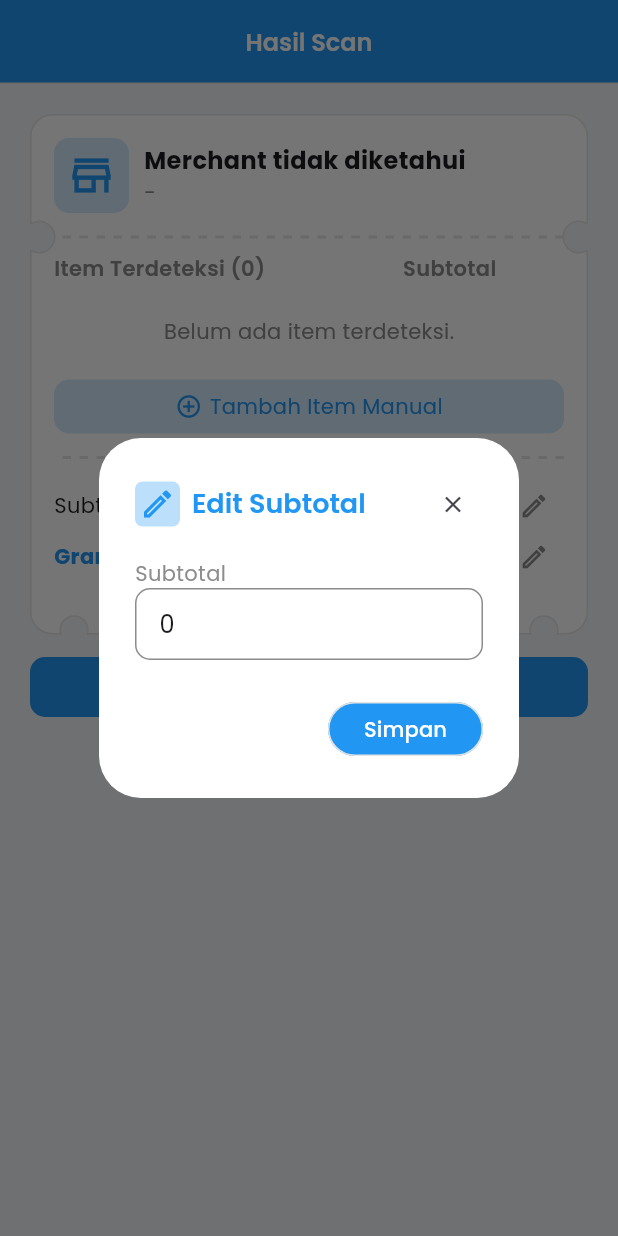
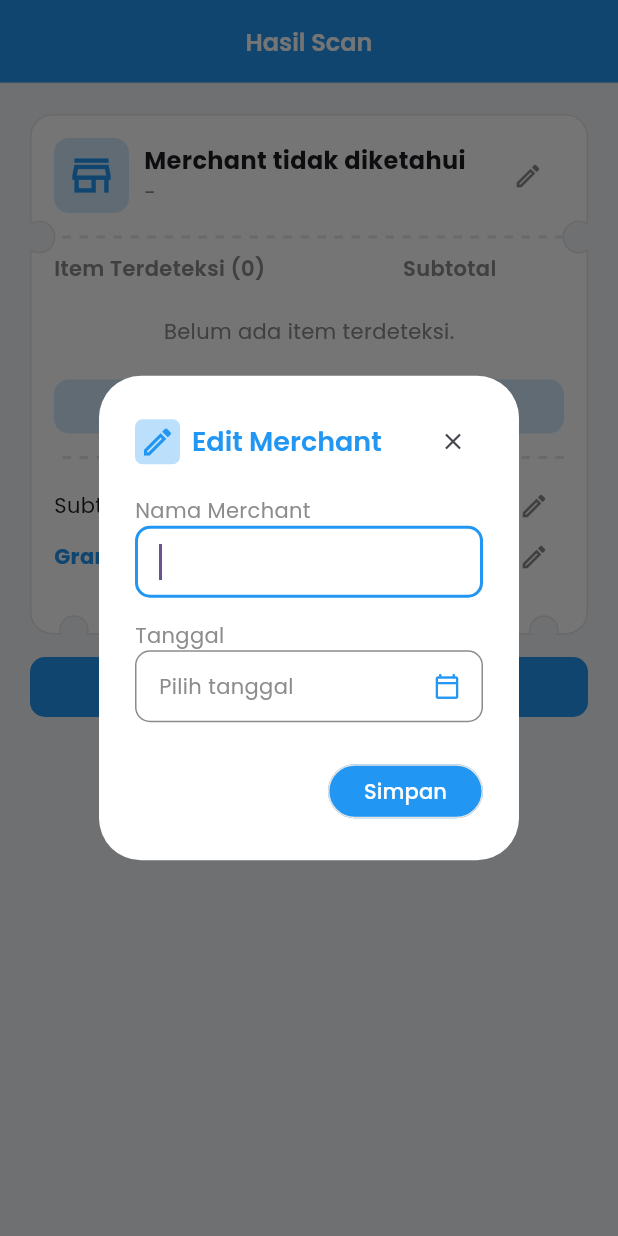
Before and after one commit to derisstrict/billin, a Flutter app: the HasilScan screen opened directly with empty values, after a tap on the "edit" icon, on a phone screen of 412 x 824 dp. Run offline on Flutter 3.47's test engine with Material 3 defaults, Android fonts, the phone set to English and light mode, and no system bars; our stand-ins replace dio, flutter_animate, google_fonts, material_symbols_icons, remixicon, shared_preferences and 1 more; missing offline and left inert: google_mlkit_document_scanner; accounts and stored records are empty.

Commit message:
Add the ability to edit merchant's name and receipt date

```diff
--- a/lib/hasil_scan/hasil_scan.dart
+++ b/lib/hasil_scan/hasil_scan.dart
@@ -2,6 +2,7 @@ import 'package:billin/common/c_app_bar.dart';
 import 'package:billin/common/c_colors.dart';
 import 'package:billin/common/c_container.dart';
 import 'package:billin/common/currency_formatter.dart';
+import 'package:billin/common/date_formatter.dart';
 import 'package:billin/hasil_scan/item_card.dart';
 import 'package:billin/model/receipt.dart';
 import 'package:billin/model/receipt_validation.dart';
@@ -65,6 +66,26 @@ class _HasilScanState extends State<HasilScan> {
     }
     setState(() {
       _receipt = _receipt.copyWith(items: updatedItems);
+    });
+  }
+
+  Future<void> _editMerchantInfo() async {
+    final updated = await showDialog<_EditMerchantResult>(
+      context: context,
+      builder: (_) => _EditMerchantDialog(
+        initialName: _receipt.merchantName,
+        initialDate: _receipt.date,
+      ),
+    );
+    if (updated == null || !mounted) {
+      return;
+    }
+
+    setState(() {
+      _receipt = _receipt.copyWith(
+        merchantName: updated.merchantName,
+        date: updated.date,
+      );
     });
   }
 
@@ -199,7 +220,8 @@ class _HasilScanState extends State<HasilScan> {
                                 color: CColors.accent,
                               ),
                             ),
-                            Column(
+                            Expanded(
+                              child: Column(
                                 crossAxisAlignment: CrossAxisAlignment.start,
                                 children: [
                                   Text(
@@ -222,6 +244,15 @@ class _HasilScanState extends State<HasilScan> {
                                     ),
                                   ),
                                 ],
+                              ),
+                            ),
+                            IconButton(
+                              onPressed: _editMerchantInfo,
+                              icon: Icon(
+                                Icons.edit_outlined,
+                                size: 20,
+                                color: CColors.textGray,
+                              ),
                             ),
                           ],
                         ),
@@ -837,3 +868,148 @@ class _EditSummaryDialogState extends State<_EditSummaryDialog> {
     );
   }
 }
+
+class _EditMerchantResult {
+  final String merchantName;
+  final String date;
+
+  const _EditMerchantResult({required this.merchantName, required this.date});
+}
+
+class _EditMerchantDialog extends StatefulWidget {
+  final String initialName;
+  final String initialDate;
+
+  const _EditMerchantDialog({
+    required this.initialName,
+    required this.initialDate,
+  });
+
+  @override
+  State<_EditMerchantDialog> createState() => _EditMerchantDialogState();
+}
+
+class _EditMerchantDialogState extends State<_EditMerchantDialog> {
+  late final TextEditingController _nameController;
+  late String _selectedDate = widget.initialDate;
+  late DateTime? _parsedDate = parseReceiptDate(widget.initialDate);
+  String? _errorText;
+
+  @override
+  void initState() {
+    super.initState();
+    _nameController = TextEditingController(text: widget.initialName);
+  }
+
+  @override
+  void dispose() {
+    _nameController.dispose();
+    super.dispose();
+  }
+
+  Future<void> _pickDate() async {
+    final now = DateTime.now();
+    final firstDate = DateTime(2000);
+    final lastDate = DateTime(now.year + 5);
+    var initialDate = _parsedDate ?? now;
+    if (initialDate.isBefore(firstDate)) {
+      initialDate = firstDate;
+    } else if (initialDate.isAfter(lastDate)) {
+      initialDate = lastDate;
+    }
+
+    final picked = await showDatePicker(
+      context: context,
+      initialDate: initialDate,
+      firstDate: firstDate,
+      lastDate: lastDate,
+    );
+    if (picked == null || !mounted) {
+      return;
+    }
+
+    final iso =
+        '${picked.year.toString().padLeft(4, '0')}-'
+        '${picked.month.toString().padLeft(2, '0')}-'
+        '${picked.day.toString().padLeft(2, '0')}';
+    setState(() {
+      _parsedDate = picked;
+      _selectedDate = iso;
+    });
+  }
+
+  void _submit() {
+    final name = _nameController.text.trim();
+    if (name.isEmpty) {
+      setState(() => _errorText = 'Nama merchant tidak boleh kosong.');
+      return;
+    }
+    Navigator.pop(
+      context,
+      _EditMerchantResult(merchantName: name, date: _selectedDate),
+    );
+  }
+
+  @override
+  Widget build(BuildContext context) {
+    final dateDisplay = _selectedDate.trim().isEmpty
+        ? 'Pilih tanggal'
+        : formatReceiptDate(_selectedDate);
+
+    return AlertDialog(
+      title: _dialogTitle(
+        'Edit Merchant',
+        onCancel: () => Navigator.pop(context),
+      ),
+      backgroundColor: Colors.white,
+      content: Column(
+        crossAxisAlignment: CrossAxisAlignment.start,
+        mainAxisSize: MainAxisSize.min,
+        children: [
+          Text('Nama Merchant', style: TextStyle(color: CColors.textGray)),
+          TextField(
+            controller: _nameController,
+            autofocus: true,
+            textCapitalization: TextCapitalization.words,
+            onSubmitted: (_) => _submit(),
+            decoration: _dialogInputDecoration(),
+          ),
+          const SizedBox(height: 15),
+          Text('Tanggal', style: TextStyle(color: CColors.textGray)),
+          InkWell(
+            borderRadius: BorderRadius.circular(10),
+            onTap: _pickDate,
+            child: InputDecorator(
+              decoration: _dialogInputDecoration(
+                suffixIcon: Icon(
+                  Icons.calendar_today_outlined,
+                  size: 18,
+                  color: CColors.accent,
+                ),
+              ),
+              child: Text(
+                dateDisplay,
+                style: TextStyle(
+                  color: _selectedDate.trim().isEmpty
+                      ? CColors.textGray
+                      : CColors.text,
+                ),
+              ),
+            ),
+          ),
+          if (_errorText != null) ...[
+            const SizedBox(height: 10),
+            Text(
+              _errorText!,
+              style: TextStyle(color: CColors.danger, fontSize: 12),
+            ),
+          ],
+        ],
+      ),
+      actions: _dialogActions(
+        onCancel: () => Navigator.pop(context),
+        onConfirm: _submit,
+      ),
+    );
+  }
+}
```
Lines whose indentation alone changed are shown as unchanged.
